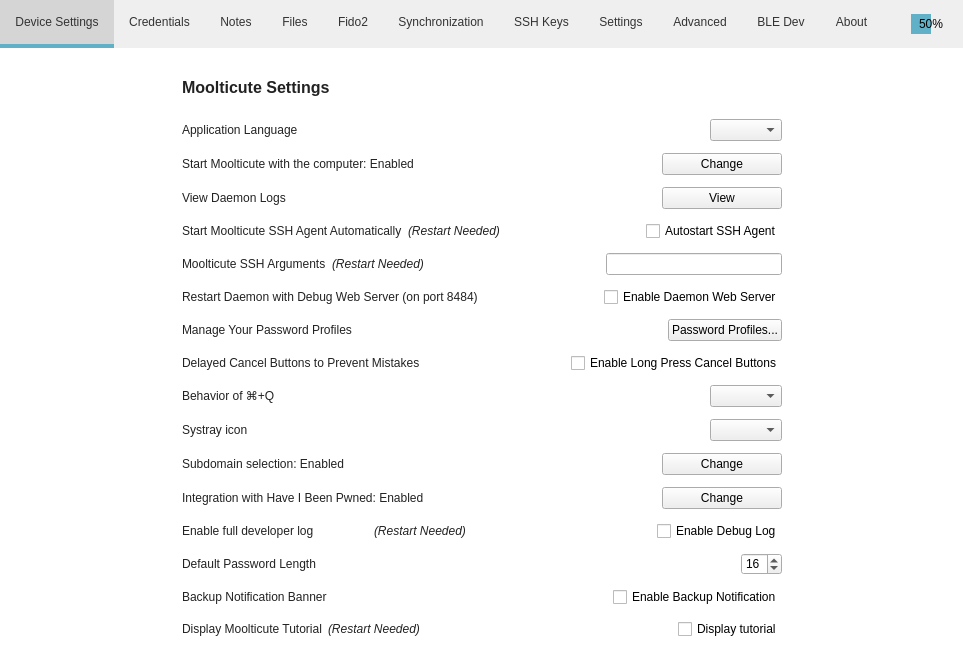
Before: the Qt Designer form src/MainWindow.ui in mooltipass/moolticute, drawn with Qt 5.
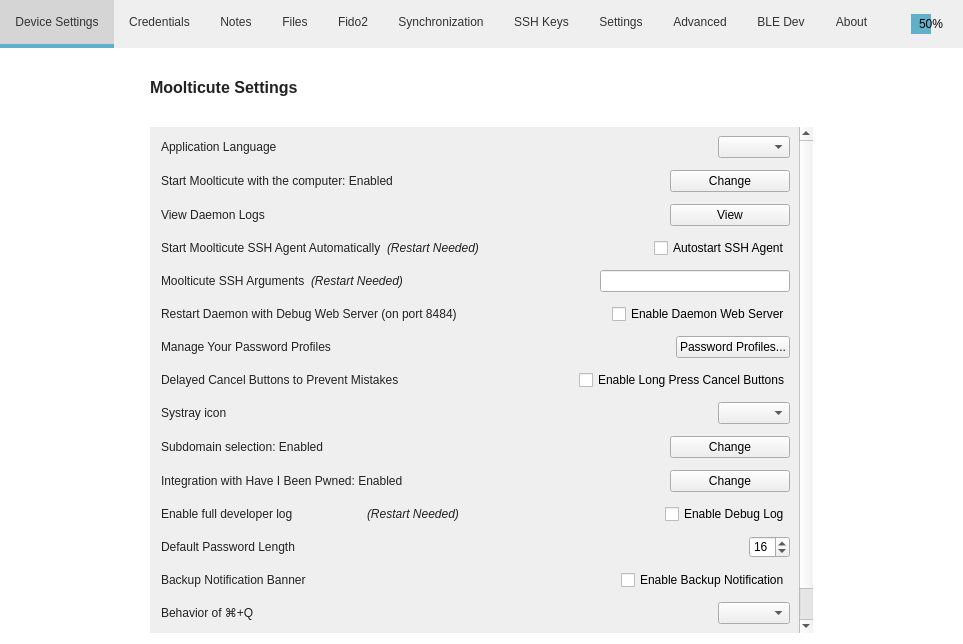
After: the same form once the commit is applied. Icons and pictures are not drawn. Custom widgets are drawn as their Qt base class.

Commit message: Put Moolticute Settings into a ScrollArea

The edit to the form file:
```diff
--- a/src/MainWindow.ui
+++ b/src/MainWindow.ui
@@ -6,7 +6,7 @@
    <rect>
     <x>0</x>
     <y>0</y>
-    <width>988</width>
+    <width>946</width>
     <height>632</height>
    </rect>
   </property>
@@ -3485,34 +3485,21 @@
          <number>30</number>
         </property>
         <item>
-         <layout class="QHBoxLayout" name="horizontalLayout_38">
-          <item>
-           <spacer name="horizontalSpacer_37">
-            <property name="orientation">
-             <enum>Qt::Horizontal</enum>
-            </property>
-            <property name="sizeType">
-             <enum>QSizePolicy::MinimumExpanding</enum>
-            </property>
-            <property name="sizeHint" stdset="0">
-             <size>
-              <width>20</width>
-              <height>20</height>
-             </size>
-            </property>
-           </spacer>
-          </item>
-          <item>
            <layout class="QVBoxLayout" name="verticalLayout_12">
             <property name="spacing">
-             <number>12</number>
+           <number>20</number>
+          </property>
+          <property name="leftMargin">
+           <number>120</number>
+          </property>
+          <property name="rightMargin">
+           <number>120</number>
             </property>
             <item>
              <widget class="QLabel" name="label_31">
               <property name="font">
                <font>
                 <pointsize>12</pointsize>
-                <weight>75</weight>
                 <bold>true</bold>
                </font>
               </property>
@@ -3538,6 +3525,45 @@
              </spacer>
             </item>
             <item>
+           <widget class="QScrollArea" name="scrollAreaMCSettings">
+            <property name="styleSheet">
+             <string notr="true">QScrollArea { background-color:red }</string>
+            </property>
+            <property name="frameShape">
+             <enum>QFrame::NoFrame</enum>
+            </property>
+            <property name="lineWidth">
+             <number>1</number>
+            </property>
+            <property name="horizontalScrollBarPolicy">
+             <enum>Qt::ScrollBarAlwaysOff</enum>
+            </property>
+            <property name="widgetResizable">
+             <bool>true</bool>
+            </property>
+            <widget class="QWidget" name="scrollAreaMCSettingsContents">
+             <property name="geometry">
+              <rect>
+               <x>0</x>
+               <y>0</y>
+               <width>646</width>
+               <height>874</height>
+              </rect>
+             </property>
+             <property name="autoFillBackground">
+              <bool>true</bool>
+             </property>
+             <layout class="QVBoxLayout" name="verticalLayout_33">
+              <property name="spacing">
+               <number>12</number>
+              </property>
+              <property name="topMargin">
+               <number>9</number>
+              </property>
+              <property name="rightMargin">
+               <number>9</number>
+              </property>
+              <item>
              <layout class="QHBoxLayout" name="horizontalLayout_31">
               <item>
                <widget class="QLabel" name="label_41">
@@ -3849,39 +3875,6 @@
               </item>
              </layout>
             </item>
-            <item>
-             <layout class="QHBoxLayout" name="closeBehaviorLayout">
-              <item>
-               <widget class="QLabel" name="closeBehaviorLabel">
-                <property name="sizePolicy">
-                 <sizepolicy hsizetype="MinimumExpanding" vsizetype="Preferred">
-                  <horstretch>0</horstretch>
-                  <verstretch>0</verstretch>
-                 </sizepolicy>
-                </property>
-                <property name="text">
-                 <string>&lt;html&gt;&lt;head/&gt;&lt;body&gt;&lt;p&gt;Behavior of ⌘+Q&lt;/p&gt;&lt;/body&gt;&lt;/html&gt;</string>
-                </property>
-               </widget>
-              </item>
-              <item>
-               <spacer name="closeBehaviorSpacer">
-                <property name="orientation">
-                 <enum>Qt::Horizontal</enum>
-                </property>
-                <property name="sizeHint" stdset="0">
-                 <size>
-                  <width>40</width>
-                  <height>20</height>
-                 </size>
-                </property>
-               </spacer>
-              </item>
-              <item>
-               <widget class="QComboBox" name="closeBehaviorComboBox"/>
-              </item>
-             </layout>
-            </item>
             <item>
              <layout class="QHBoxLayout" name="horizontalLayout_43">
               <item>
@@ -4106,6 +4099,39 @@
               </item>
              </layout>
             </item>
+              <item>
+               <layout class="QHBoxLayout" name="closeBehaviorLayout">
+                <item>
+                 <widget class="QLabel" name="closeBehaviorLabel">
+                  <property name="sizePolicy">
+                   <sizepolicy hsizetype="MinimumExpanding" vsizetype="Preferred">
+                    <horstretch>0</horstretch>
+                    <verstretch>0</verstretch>
+                   </sizepolicy>
+                  </property>
+                  <property name="text">
+                   <string>&lt;html&gt;&lt;head/&gt;&lt;body&gt;&lt;p&gt;Behavior of ⌘+Q&lt;/p&gt;&lt;/body&gt;&lt;/html&gt;</string>
+                  </property>
+                 </widget>
+                </item>
+                <item>
+                 <spacer name="closeBehaviorSpacer">
+                  <property name="orientation">
+                   <enum>Qt::Horizontal</enum>
+                  </property>
+                  <property name="sizeHint" stdset="0">
+                   <size>
+                    <width>40</width>
+                    <height>20</height>
+                   </size>
+                  </property>
+                 </spacer>
+                </item>
+                <item>
+                 <widget class="QComboBox" name="closeBehaviorComboBox"/>
+                </item>
+               </layout>
+              </item>
             <item>
              <layout class="QHBoxLayout" name="horizontalLayout_37">
               <item>
@@ -4149,22 +4175,6 @@
               </item>
              </layout>
             </item>
-            <item>
-             <spacer name="horizontalSpacer_44">
-              <property name="orientation">
-               <enum>Qt::Horizontal</enum>
-              </property>
-              <property name="sizeType">
-               <enum>QSizePolicy::Minimum</enum>
-              </property>
-              <property name="sizeHint" stdset="0">
-               <size>
-                <width>600</width>
-                <height>20</height>
-               </size>
-              </property>
-             </spacer>
-            </item>
             <item>
              <spacer name="verticalSpacer_12">
               <property name="orientation">
@@ -4179,19 +4189,8 @@
              </spacer>
             </item>
            </layout>
-          </item>
-          <item>
-           <spacer name="horizontalSpacer_38">
-            <property name="orientation">
-             <enum>Qt::Horizontal</enum>
-            </property>
-            <property name="sizeHint" stdset="0">
-             <size>
-              <width>20</width>
-              <height>20</height>
-             </size>
-            </property>
-           </spacer>
+            </widget>
+           </widget>
           </item>
          </layout>
         </item>
```
Left out of the diff: 13 changed lines with no effect on the pictures. Lines whose indentation alone changed are shown as unchanged. The commit also changes 1 other file.
